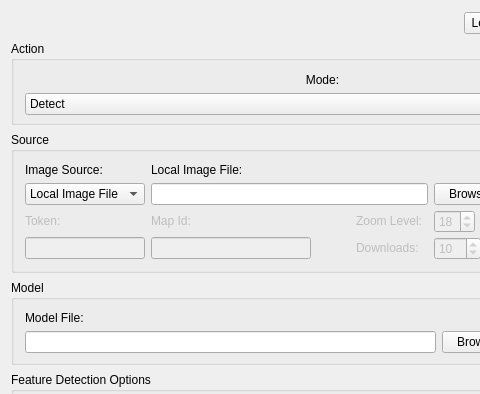
Above: gui/mainwindow.ui from DigitalGlobe/GGD-OpenSpaceNet before the change; both pictures show x 0 to 480 and y 0 to 394 of the 641 by 932 pixel window. Below: the same form after it.
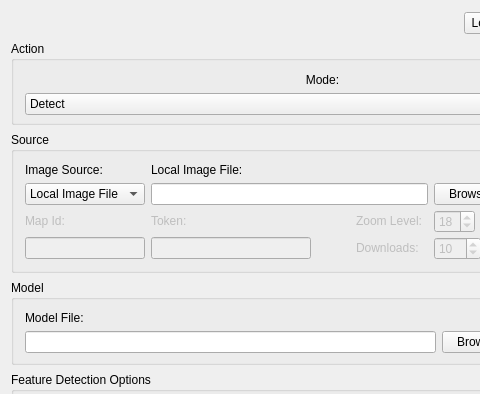
That is the form after the change. Icons and pictures are not drawn.

Commit message: Switched locations of the Map Id and Token widgets to allow the user to see the entire token string by resizing the window

```diff
--- a/gui/mainwindow.ui
+++ b/gui/mainwindow.ui
@@ -915,6 +915,38 @@
        <bool>false</bool>
       </property>
       <layout class="QGridLayout" name="gridLayout_3">
+       <item row="2" column="1">
+        <widget class="QLabel" name="tokenLabel">
+         <property name="enabled">
+          <bool>false</bool>
+         </property>
+         <property name="text">
+          <string>Token:</string>
+         </property>
+        </widget>
+       </item>
+       <item row="3" column="0">
+        <widget class="QLineEdit" name="mapIdLineEdit">
+         <property name="enabled">
+          <bool>false</bool>
+         </property>
+         <property name="sizePolicy">
+          <sizepolicy hsizetype="Minimum" vsizetype="Fixed">
+           <horstretch>0</horstretch>
+           <verstretch>0</verstretch>
+          </sizepolicy>
+         </property>
+         <property name="minimumSize">
+          <size>
+           <width>0</width>
+           <height>22</height>
+          </size>
+         </property>
+         <property name="toolTip">
+          <string>The API token for the selected web service</string>
+         </property>
+        </widget>
+       </item>
        <item row="1" column="1" colspan="5">
         <widget class="QLineEdit" name="localImageFileLineEdit">
          <property name="sizePolicy">
@@ -946,28 +978,6 @@
          </property>
         </widget>
        </item>
-       <item row="3" column="0">
-        <widget class="QLineEdit" name="tokenLineEdit">
-         <property name="enabled">
-          <bool>false</bool>
-         </property>
-         <property name="sizePolicy">
-          <sizepolicy hsizetype="Minimum" vsizetype="Fixed">
-           <horstretch>0</horstretch>
-           <verstretch>0</verstretch>
-          </sizepolicy>
-         </property>
-         <property name="minimumSize">
-          <size>
-           <width>0</width>
-           <height>22</height>
-          </size>
-         </property>
-         <property name="toolTip">
-          <string>The API token for the selected web service</string>
-         </property>
-        </widget>
-       </item>
        <item row="0" column="1">
         <widget class="QLabel" name="localImageFileLabel">
          <property name="text">
@@ -1001,16 +1011,6 @@
          </property>
         </widget>
        </item>
-       <item row="2" column="0">
-        <widget class="QLabel" name="tokenLabel">
-         <property name="enabled">
-          <bool>false</bool>
-         </property>
-         <property name="text">
-          <string>Token:</string>
-         </property>
-        </widget>
-       </item>
        <item row="1" column="7">
         <widget class="QLineEdit" name="usernameLineEdit">
          <property name="enabled">
@@ -1178,16 +1178,6 @@
          </property>
         </widget>
        </item>
-       <item row="2" column="1">
-        <widget class="QLabel" name="mapIdLabel">
-         <property name="enabled">
-          <bool>false</bool>
-         </property>
-         <property name="text">
-          <string>Map Id:</string>
-         </property>
-        </widget>
-       </item>
        <item row="2" column="6">
         <widget class="QSpinBox" name="zoomSpinBox">
          <property name="enabled">
@@ -1226,28 +1216,6 @@
          </property>
         </widget>
        </item>
-       <item row="3" column="1">
-        <widget class="QLineEdit" name="mapIdLineEdit">
-         <property name="enabled">
-          <bool>false</bool>
-         </property>
-         <property name="sizePolicy">
-          <sizepolicy hsizetype="Maximum" vsizetype="Fixed">
-           <horstretch>2</horstretch>
-           <verstretch>0</verstretch>
-          </sizepolicy>
-         </property>
-         <property name="minimumSize">
-          <size>
-           <width>160</width>
-           <height>22</height>
-          </size>
-         </property>
-         <property name="toolTip">
-          <string>The MapsAPI map Id</string>
-         </property>
-        </widget>
-       </item>
        <item row="3" column="4">
         <widget class="QLabel" name="downloadsLabel">
          <property name="enabled">
@@ -1277,6 +1245,38 @@
          </property>
         </spacer>
        </item>
+       <item row="2" column="0">
+        <widget class="QLabel" name="mapIdLabel">
+         <property name="enabled">
+          <bool>false</bool>
+         </property>
+         <property name="text">
+          <string>Map Id:</string>
+         </property>
+        </widget>
+       </item>
+       <item row="3" column="1">
+        <widget class="QLineEdit" name="tokenLineEdit">
+         <property name="enabled">
+          <bool>false</bool>
+         </property>
+         <property name="sizePolicy">
+          <sizepolicy hsizetype="Minimum" vsizetype="Fixed">
+           <horstretch>2</horstretch>
+           <verstretch>0</verstretch>
+          </sizepolicy>
+         </property>
+         <property name="minimumSize">
+          <size>
+           <width>160</width>
+           <height>22</height>
+          </size>
+         </property>
+         <property name="toolTip">
+          <string>The MapsAPI map Id</string>
+         </property>
+        </widget>
+       </item>
       </layout>
      </widget>
     </item>
```
